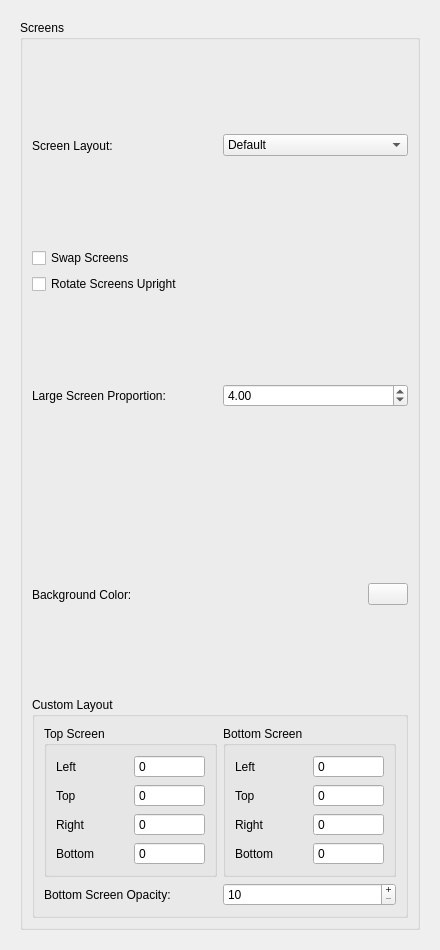
Qt form src/citra_qt/configuration/configure_layout.ui (rtiangha/bravely-offline-citra) before a commit.
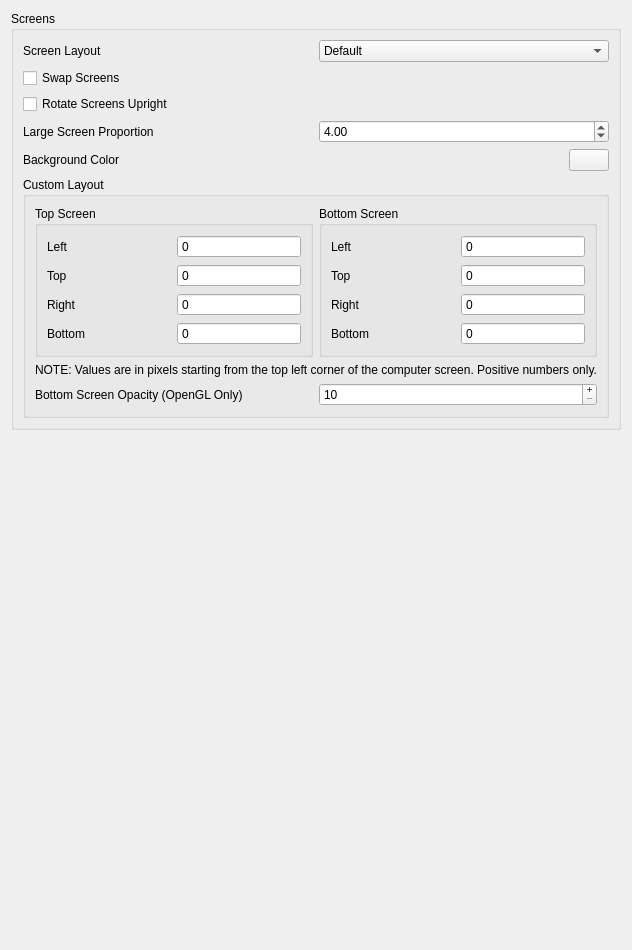
The same form after that commit.

Commit message: citra_qt: Remove scroll bar from Layout and Enhancements tabs

The edit to the form file:
```diff
--- a/src/citra_qt/configuration/configure_layout.ui
+++ b/src/citra_qt/configuration/configure_layout.ui
@@ -19,33 +19,6 @@
   <property name="windowTitle">
    <string>Form</string>
   </property>
-  <layout class="QVBoxLayout" name="verticalLayout">
-   <item>
-    <widget class="QScrollArea" name="scrollArea">
-     <property name="minimumSize">
-      <size>
-       <width>0</width>
-       <height>480</height>
-      </size>
-     </property>
-     <property name="frameShape">
-      <enum>QFrame::NoFrame</enum>
-     </property>
-     <property name="lineWidth">
-      <number>1</number>
-     </property>
-     <property name="widgetResizable">
-      <bool>true</bool>
-     </property>
-     <widget class="QWidget" name="scrollAreaWidgetContents">
-      <property name="geometry">
-       <rect>
-        <x>0</x>
-        <y>0</y>
-        <width>422</width>
-        <height>932</height>
-       </rect>
-      </property>
       <layout class="QVBoxLayout" name="verticalLayout_2">
        <item>
         <widget class="QGroupBox" name="layout_group">
@@ -71,7 +44,7 @@
              <item>
               <widget class="QLabel" name="layout_label">
                <property name="text">
-                <string>Screen Layout:</string>
+            <string>Screen Layout</string>
                </property>
               </widget>
              </item>
@@ -144,7 +117,7 @@
              <item>
               <widget class="QLabel" name="label_3">
                <property name="text">
-                <string>Large Screen Proportion:</string>
+            <string>Large Screen Proportion</string>
                </property>
               </widget>
              </item>
@@ -182,7 +155,7 @@
              <item>
               <widget class="QLabel" name="bg_label">
                <property name="text">
-                <string>Background Color:</string>
+            <string>Background Color</string>
                </property>
               </widget>
              </item>
@@ -378,9 +351,20 @@
              <item>
               <layout class="QHBoxLayout" name="horizontalLayout_2">
                <item>
+            <widget class="QLabel" name="label_2">
+             <property name="text">
+              <string>NOTE: Values are in pixels starting from the top left corner of the computer screen. Positive numbers only.</string>
+             </property>
+            </widget>
+           </item>
+          </layout>
+         </item>
+         <item>
+          <layout class="QHBoxLayout" name="horizontalLayout_3">
+           <item>
                 <widget class="QLabel" name="lb_opacity_second_layer">
                  <property name="text">
-                  <string>Bottom Screen Opacity:</string>
+              <string>Bottom Screen Opacity (OpenGL Only)</string>
                  </property>
                 </widget>
                </item>
@@ -403,11 +387,21 @@
            </widget>
           </item>
          </layout>
-        </widget>
-       </item>
-      </layout>
-     </widget>
-    </widget>
+>>>>>>> b2607fd99 (citra_qt: Remove scroll bar from Layout and Enhancements tabs):src/citra_qt/configuration/configure_layout.ui
+    </widget>
+   </item>
+   <item>
+    <spacer name="verticalSpacer">
+     <property name="orientation">
+      <enum>Qt::Vertical</enum>
+     </property>
+     <property name="sizeHint" stdset="0">
+      <size>
+       <width>20</width>
+       <height>270</height>
+      </size>
+     </property>
+    </spacer>
    </item>
   </layout>
  </widget>
```
Lines whose indentation alone changed are shown as unchanged. The commit also changes 1 other file.
